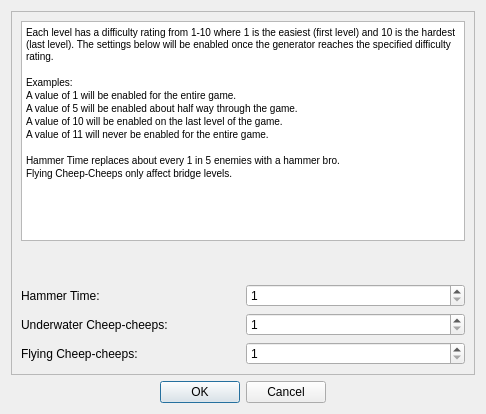
Old version of the form SMB1/SMB1_Compliance_To_SMB1/Configure_Difficulty_Form.ui in the repository Coolcord/Level-Headed.
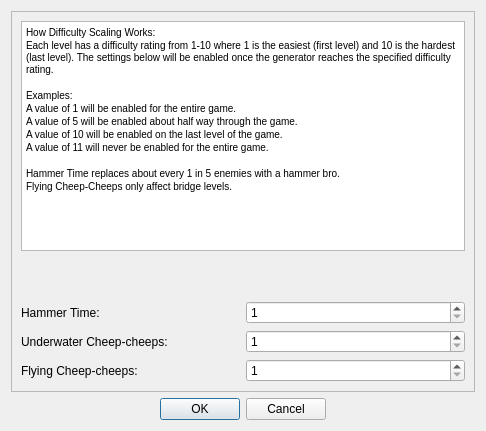
New version of the form.

```diff
--- a/SMB1/SMB1_Compliance_To_SMB1/Configure_Difficulty_Form.ui
+++ b/SMB1/SMB1_Compliance_To_SMB1/Configure_Difficulty_Form.ui
@@ -7,7 +7,7 @@
     <x>0</x>
     <y>0</y>
     <width>486</width>
-    <height>414</height>
+    <height>431</height>
    </rect>
   </property>
   <property name="windowTitle">
@@ -25,7 +25,7 @@
         <x>0</x>
         <y>0</y>
         <width>462</width>
-        <height>358</height>
+        <height>375</height>
        </rect>
       </property>
       <layout class="QVBoxLayout" name="verticalLayout_3">
@@ -36,7 +36,7 @@
            <property name="minimumSize">
             <size>
              <width>0</width>
-             <height>220</height>
+             <height>230</height>
             </size>
            </property>
            <property name="html">
@@ -44,6 +44,7 @@
 &lt;html&gt;&lt;head&gt;&lt;meta name=&quot;qrichtext&quot; content=&quot;1&quot; /&gt;&lt;style type=&quot;text/css&quot;&gt;
 p, li { white-space: pre-wrap; }
 &lt;/style&gt;&lt;/head&gt;&lt;body style=&quot; font-family:'MS Shell Dlg 2'; font-size:7.8pt; font-weight:400; font-style:normal;&quot;&gt;
+&lt;p style=&quot; margin-top:0px; margin-bottom:0px; margin-left:0px; margin-right:0px; -qt-block-indent:0; text-indent:0px;&quot;&gt;How Difficulty Scaling Works:&lt;/p&gt;
 &lt;p style=&quot; margin-top:0px; margin-bottom:0px; margin-left:0px; margin-right:0px; -qt-block-indent:0; text-indent:0px;&quot;&gt;Each level has a difficulty rating from 1-10 where 1 is the easiest (first level) and 10 is the hardest (last level). The settings below will be enabled once the generator reaches the specified difficulty rating.&lt;/p&gt;
 &lt;p style=&quot;-qt-paragraph-type:empty; margin-top:0px; margin-bottom:0px; margin-left:0px; margin-right:0px; -qt-block-indent:0; text-indent:0px;&quot;&gt;&lt;br /&gt;&lt;/p&gt;
 &lt;p style=&quot; margin-top:0px; margin-bottom:0px; margin-left:0px; margin-right:0px; -qt-block-indent:0; text-indent:0px;&quot;&gt;Examples:&lt;/p&gt;
```
